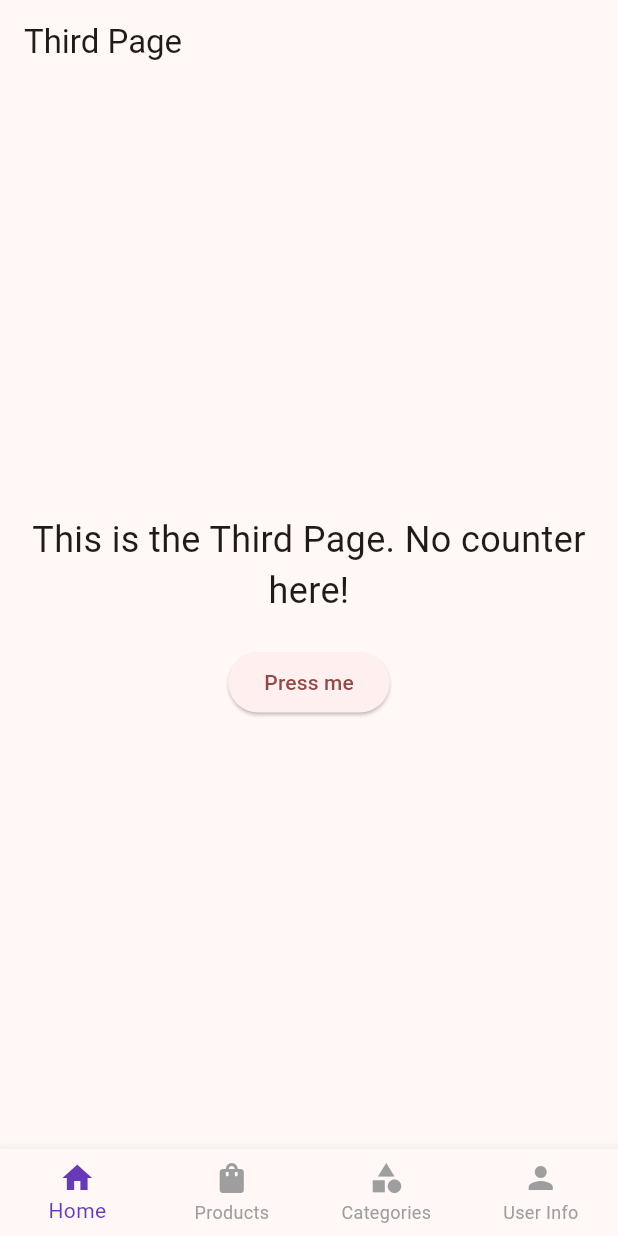
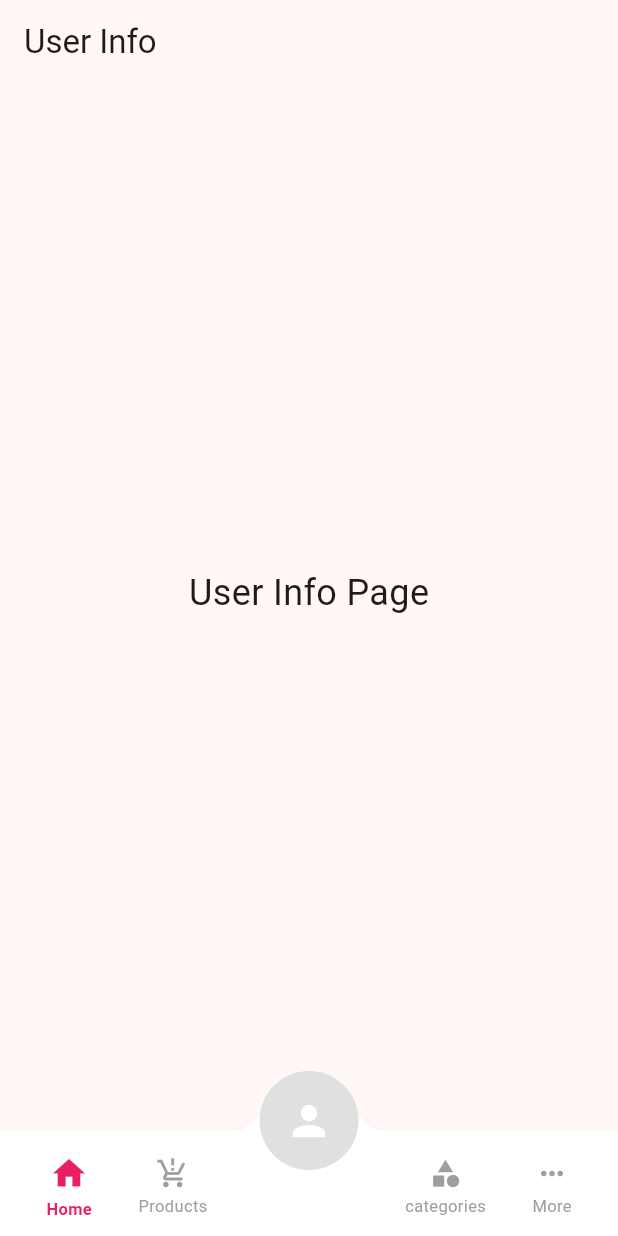
Before and after one commit to harsh23079/appX, a Flutter app: the screen it shows after launch, swiped to page 3, on a phone screen of 412 x 824 dp. Run offline on Flutter 3.47's test engine with Material 3 defaults, Android fonts, the phone set to English and light mode, and no system bars; network calls fail.

Commit message:
product page added

```diff
--- a/lib/models/product_mode.dart
+++ /dev/null
@@ -1,25 +0,0 @@
-class Product {
-  final int id;
-  final String title;
-  final String description;
-  final double price;
-  final String image;
-
-  Product({
-    required this.id,
-    required this.title,
-    required this.description,
-    required this.price,
-    required this.image,
-  });
-
-  factory Product.fromJson(Map<String, dynamic> json) {
-    return Product(
-      id: json['id'],
-      title: json['title'],
-      description: json['description'],
-      price: (json['price'] as num).toDouble(),
-      image: json['images'][0], // assuming images is a list
-    );
-  }
-}
--- a/lib/pages/main_page.dart
+++ b/lib/pages/main_page.dart
@@ -2,9 +2,9 @@ import 'package:flutter/material.dart';
 import 'home_page.dart';
 import 'second_page.dart';
 import 'third_page.dart';
-//import 'product_page.dart';
-//import 'categories_page.dart';
-//import 'user_info_page.dart';
+import 'product_page.dart';
+import 'categories_page.dart';
+import 'user_info_page.dart';
 
 class MainPage extends StatefulWidget {
   const MainPage({super.key});
@@ -16,13 +16,6 @@ class MainPage extends StatefulWidget {
 class _MainPageState extends State<MainPage> {
   int _selectedIndex = 0;
   late PageController _pageController;
-
-  final List<Widget> _pages = const [
-    HomePage(title: "Home"),
-    SecondPage(),
-    ThirdPage(),
-    //UserInfoPage(),
-  ];
 
   @override
   void initState() {
@@ -45,34 +38,157 @@ class _MainPageState extends State<MainPage> {
     );
   }
 
+  Widget _bottomItem(IconData icon, String label, int index) {
+    final bool active = _selectedIndex == index;
+
+    return GestureDetector(
+      onTap: () => _onTabTapped(index),
+      child: Column(
+        mainAxisAlignment: MainAxisAlignment.center,
+        children: [
+          Icon(
+            icon,
+            color: active ? Colors.pink : Colors.grey,
+            size: active ? 26 : 22,
+          ),
+          const SizedBox(height: 3),
+          Text(
+            label,
+            style: TextStyle(
+              fontSize: 11,
+              color: active ? Colors.pink : Colors.grey,
+              fontWeight: active ? FontWeight.bold : FontWeight.normal,
+            ),
+          ),
+        ],
+      ),
+    );
+  }
+
   @override
   Widget build(BuildContext context) {
     return Scaffold(
       body: PageView(
         controller: _pageController,
-        children: _pages,
         physics: const NeverScrollableScrollPhysics(),
+        children: const [
+          HomePage(title: "Home"),
+          ProductPage(),
+          UserInfoPage(),
+          CategoriesPage(),
+          SecondPage(),
+          ThirdPage(),
+        ],
       ),
-      bottomNavigationBar: BottomNavigationBar(
-        currentIndex: _selectedIndex,
-        onTap: _onTabTapped,
-        type: BottomNavigationBarType.fixed,
-        selectedItemColor: Colors.deepPurple,
-        unselectedItemColor: Colors.grey,
-        showUnselectedLabels: true,
-        items: const [
-          BottomNavigationBarItem(icon: Icon(Icons.home), label: "Home"),
-          BottomNavigationBarItem(
-            icon: Icon(Icons.shopping_bag),
-            label: "Products",
-          ),
-          BottomNavigationBarItem(
-            icon: Icon(Icons.category),
-            label: "Categories",
-          ),
-          BottomNavigationBarItem(icon: Icon(Icons.person), label: "User Info"),
-        ],
+
+      bottomNavigationBar: SizedBox(
+        height: 90,
+        child: Stack(
+          clipBehavior: Clip.none,
+          children: [
+            // CURVED BACKGROUND BAR WITH NOTCH
+            CustomPaint(
+              size: Size(MediaQuery.of(context).size.width, 90),
+              painter: BottomNavPainter(),
+            ),
+
+            // ITEMS INSIDE BAR
+            Positioned(
+              bottom: 10,
+              left: 0,
+              right: 0,
+              child: Row(
+                mainAxisAlignment: MainAxisAlignment.spaceEvenly,
+                children: [
+                  _bottomItem(Icons.home, "Home", 0),
+                  _bottomItem(Icons.production_quantity_limits, "Products", 1),
+
+                  const SizedBox(width: 70),
+
+                  _bottomItem(Icons.category, "categories", 3),
+                  _bottomItem(Icons.more_horiz, "More", 4),
+                ],
+              ),
+            ),
+
+            // FLOATING BUTTON IN NOTCH
+            Positioned(
+              top: -20,
+              left: MediaQuery.of(context).size.width / 2 - 33,
+              child: GestureDetector(
+                onTap: () => _onTabTapped(2),
+                child: CircleAvatar(
+                  radius: 33,
+                  backgroundColor: _selectedIndex == 2
+                      ? Colors.pink
+                      : Colors.grey.shade300,
+                  child: const Icon(
+                    Icons.person,
+                    size: 32,
+                    color: Colors.white,
+                  ),
+                ),
+              ),
+            ),
+          ],
+        ),
       ),
     );
   }
 }
+
+// ---------------------------------------------------
+// CUSTOM PAINTER TO DRAW CURVED NOTCH
+// ---------------------------------------------------
+class BottomNavPainter extends CustomPainter {
+  @override
+  void paint(Canvas canvas, Size size) {
+    Path path = Path();
+
+    double notchRadius = 40;
+    double centerX = size.width / 2;
+
+    path.moveTo(0, 20);
+    path.lineTo(centerX - notchRadius - 10, 20);
+
+    // Concave curve
+    path.quadraticBezierTo(
+      centerX - notchRadius,
+      20,
+      centerX - notchRadius + 10,
+      5,
+    );
+
+    path.arcToPoint(
+      Offset(centerX + notchRadius - 10, 5),
+      radius: Radius.circular(notchRadius),
+      clockwise: false,
+    );
+
+    path.quadraticBezierTo(
+      centerX + notchRadius,
+      20,
+      centerX + notchRadius + 10,
+      20,
+    );
+
+    path.lineTo(size.width, 20);
+    path.lineTo(size.width, size.height);
+    path.lineTo(0, size.height);
+    path.close();
+
+    // Background fill
+    Paint paint = Paint()
+      ..color = Colors.white
+      ..style = PaintingStyle.fill;
+
+    // Draw shadow under curve
+    canvas.drawShadow(path, Colors.black26, 8, true);
+
+    // Draw shape
+    canvas.drawPath(path, paint);
+  }
+
+  @override
+  bool shouldRepaint(CustomPainter oldDelegate) => false;
+}
--- /dev/null
+++ b/lib/pages/user_info_page.dart
@@ -0,0 +1,15 @@
+import 'package:flutter/material.dart';
+
+class UserInfoPage extends StatelessWidget {
+  const UserInfoPage({super.key});
+
+  @override
+  Widget build(BuildContext context) {
+    return Scaffold(
+      appBar: AppBar(title: const Text("User Info")),
+      body: const Center(
+        child: Text("User Info Page", style: TextStyle(fontSize: 24)),
+      ),
+    );
+  }
+}
```
Also changed, not shown: lib/models/category_model.dart (added, +41 -0 lines), lib/models/product_model.dart (added, +45 -0 lines), lib/pages/categories_page.dart (added, +15 -0 lines), lib/pages/product_details_page.dart (added, +60 -0 lines), lib/pages/product_page.dart (added, +137 -0 lines), lib/providers/product_provider.dart (+9 -16 lines).
